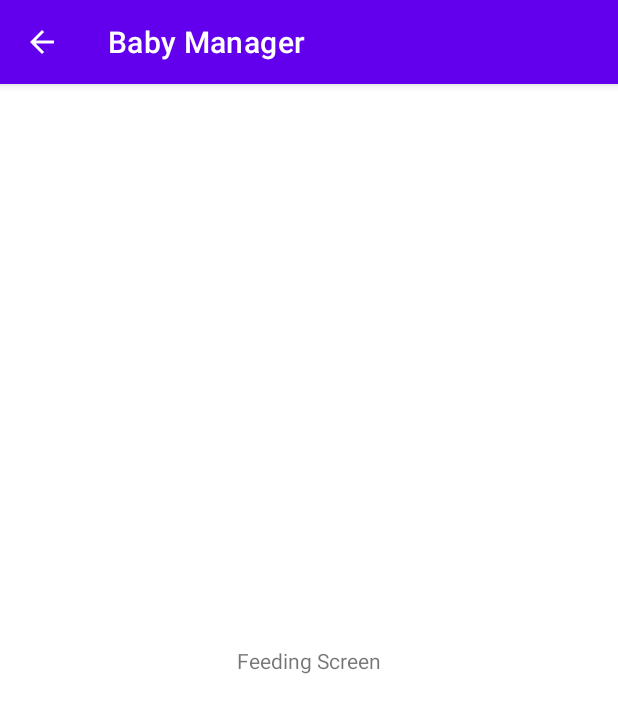
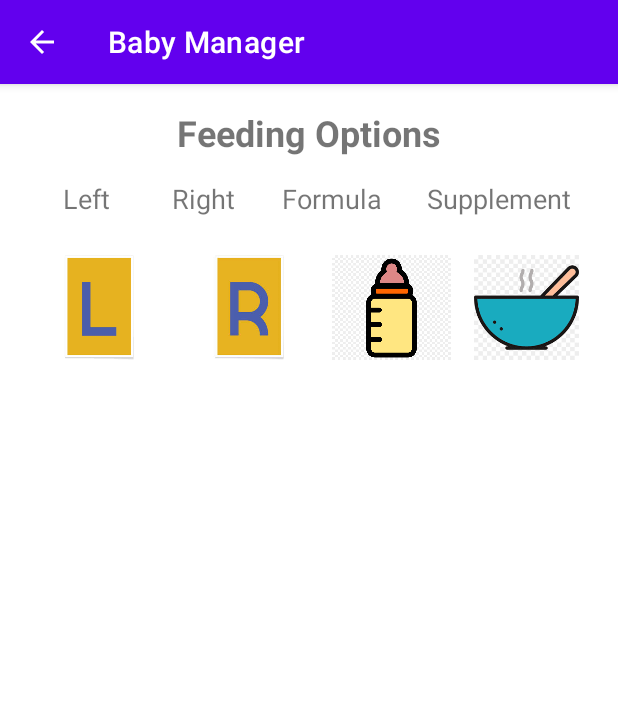
Before and after one commit to GeMath18/Baby_Manager, an Android app: the FeedingActivity screen opened directly, with no data from a screen before it, on a phone screen of 412 x 824 dp. Shown: the top 713 px of the screen. Run offline under Robolectric (Android 15) with nearby library versions, the phone set to English and light mode, and no system bars.

Commit message:
feeding options buttonscreated

```diff
--- a/app/src/main/res/layout/activity_feeding.xml
+++ b/app/src/main/res/layout/activity_feeding.xml
@@ -1,27 +1,128 @@
 <?xml version="1.0" encoding="utf-8"?>
-<androidx.constraintlayout.widget.ConstraintLayout xmlns:android="http://schemas.android.com/apk/res/android"
+<LinearLayout xmlns:android="http://schemas.android.com/apk/res/android"
     xmlns:app="http://schemas.android.com/apk/res-auto"
-    xmlns:tools="http://schemas.android.com/tools"
-    android:layout_width="match_parent"
+    android:layout_width="wrap_content"
     android:layout_height="match_parent"
-    tools:context=".FeedingActivity">
+    android:gravity="center_horizontal"
+    android:orientation="vertical"
+    android:padding="16dp">
 
     <TextView
-        android:id="@+id/textView"
+        android:id="@+id/feeding_title"
         android:layout_width="wrap_content"
         android:layout_height="wrap_content"
-        android:text="@string/feeding_screen_text"
-        app:layout_constraintBottom_toBottomOf="parent"
-        app:layout_constraintEnd_toEndOf="parent"
-        app:layout_constraintStart_toStartOf="parent"
-        app:layout_constraintTop_toTopOf="parent" />
+        android:text="@string/feeding_options_text"
+        android:textSize="24sp"
+        android:textStyle="bold" />
 
-    <RelativeLayout
+    <LinearLayout
         android:layout_width="match_parent"
-        android:layout_height="match_parent"
-        tools:layout_editor_absoluteX="-25dp"
-        tools:layout_editor_absoluteY="-231dp">
+        android:layout_height="wrap_content"
+        android:orientation="horizontal"
+        android:weightSum="1">
 
-    </RelativeLayout>
 
-</androidx.constraintlayout.widget.ConstraintLayout>
+        <TextView
+            android:id="@+id/left_option"
+            android:layout_width="0dp"
+            android:layout_height="wrap_content"
+            android:layout_weight="1"
+            android:ellipsize="end"
+            android:gravity="center"
+            android:maxLines="1"
+            android:padding="15dp"
+            android:text="@string/left_text"
+            android:textSize="18sp" />
+
+        <TextView
+            android:id="@+id/right_option"
+            android:layout_width="wrap_content"
+            android:layout_height="wrap_content"
+            android:gravity="center"
+            android:padding="15dp"
+            android:text="@string/right_text"
+            android:textSize="18sp" />
+
+        <TextView
+            android:id="@+id/formula_option"
+            android:layout_width="wrap_content"
+            android:layout_height="wrap_content"
+            android:gravity="end"
+            android:padding="15dp"
+            android:text="@string/formula_text"
+            android:textSize="18sp" />
+
+        <TextView
+            android:id="@+id/supplement_option"
+            android:layout_width="wrap_content"
+            android:layout_height="match_parent"
+            android:padding="15dp"
+            android:text="@string/supplement_text"
+            android:textSize="18sp" />
+
+    </LinearLayout>
+
+
+    <LinearLayout
+        android:layout_width="wrap_content"
+        android:layout_height="80dp"
+        android:orientation="horizontal">
+
+        <ImageView
+            android:id="@+id/left_label"
+            android:layout_width="100dp"
+            android:layout_height="80dp"
+            android:contentDescription="@string/left_button_text"
+            android:onClick="left_button"
+            android:paddingTop="10dp"
+            android:text="@string/left_text"
+            app:srcCompat="@drawable/letter_l" />
+
+        <ImageView
+            android:id="@+id/right_label"
+            android:layout_width="100dp"
+            android:layout_height="80dp"
+            android:contentDescription="@string/letter_r_button_text"
+            android:onClick="right_button"
+            android:paddingTop="10dp"
+            app:srcCompat="@drawable/letter_r" />
+
+        <ImageView
+            android:id="@+id/bottle_label"
+            android:layout_width="100dp"
+            android:layout_height="80dp"
+            android:layout_weight="1"
+            android:contentDescription="@string/bottle_button_text"
+            android:onClick="formula_button"
+            android:paddingTop="10dp"
+            app:srcCompat="@drawable/bottleicon2" />
+
+        <ImageView
+            android:id="@+id/meal_label"
+            android:layout_width="100dp"
+            android:layout_height="80dp"
+            android:layout_weight="1"
+            android:contentDescription="@string/meal_button_text"
+            android:onClick="meal_button"
+            android:paddingTop="10dp"
+            app:srcCompat="@drawable/meal_bowl" />
+
+
+    </LinearLayout>
+
+    <FrameLayout
+        android:id="@+id/frame_layout"
+        android:layout_width="383dp"
+        android:layout_height="260dp">
+
+    </FrameLayout>
+
+    <FrameLayout
+        android:id="@+id/summary_frame_layout"
+        android:layout_width="match_parent"
+        android:layout_height="match_parent">
+
+    </FrameLayout>
+
+
+</LinearLayout>
--- a/app/src/main/res/values/strings.xml
+++ b/app/src/main/res/values/strings.xml
@@ -39,6 +39,19 @@
     <string name="sleep_text">Sleep</string>
     <string name="mom_text">Mom</string>
     <string name="baby_s_name_text">Baby\'s Name</string>
+    <string name="left_text">Left</string>
+    <string name="right_text">Right</string>
+    <string name="formula_text">Formula</string>
+    <string name="feeding_options_text">Feeding Options</string>
+    <string name="supplement_text">Supplement</string>
+    <string name="left_1_text">Left</string>
+    <string name="right_1_text">Right</string>
+    <string name="left_button_text">Left button</string>
+    <string name="left_2_text">Left</string>
+    <string name="bottle_button_text">bottle button</string>
+    <string name="meal_button_text">meal button</string>
+    <string name="formula_1_text">Formula</string>
+    <string name="letter_r_button_text">letter r button</string>
 
 
 </resources>
```
Also changed, not shown: app/src/main/res/drawable/letter_l.png (added), app/src/main/res/drawable/letter_r.png (added), app/src/main/res/drawable/meal_bowl.png (added).
